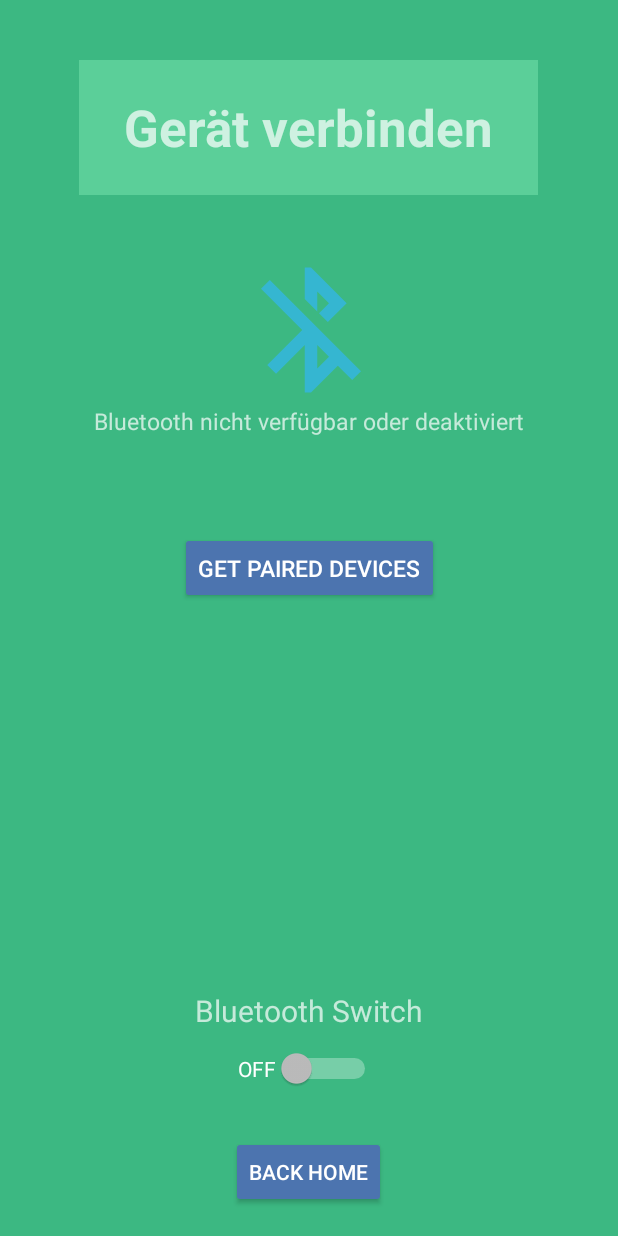
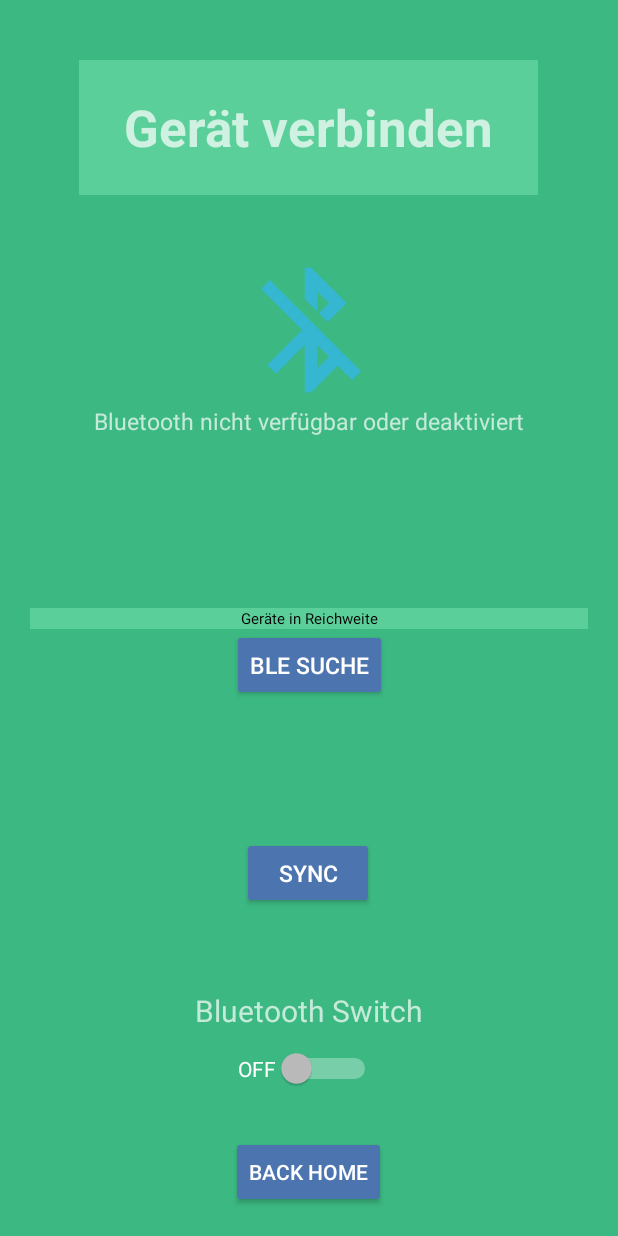
Before and after one commit to KathrinKollegger/Gluko-Smart-App, an Android app: the GereateKoppeln screen opened directly, with no data from a screen before it, on a phone screen of 412 x 824 dp. Run offline under Robolectric (Android 15) with nearby library versions, the phone set to English and light mode, and no system bars.

Commit message:
BLE Gerätescan

```diff
--- a/app/src/main/java/com/example/gluko_smart/GereateKoppeln.java
+++ b/app/src/main/java/com/example/gluko_smart/GereateKoppeln.java
@@ -1,33 +1,81 @@
 package com.example.gluko_smart;
 
 import android.Manifest;
+import android.annotation.SuppressLint;
 import android.app.Activity;
 import android.bluetooth.BluetoothAdapter;
+import android.bluetooth.BluetoothDevice;
+import android.bluetooth.le.BluetoothLeAdvertiser;
+import android.bluetooth.le.BluetoothLeScanner;
+import android.bluetooth.le.ScanCallback;
+import android.bluetooth.le.ScanResult;
 import android.content.Intent;
 import android.content.pm.PackageManager;
+import android.os.AsyncTask;
 import android.os.Bundle;
+import android.os.Handler;
+import android.text.method.ScrollingMovementMethod;
+import android.util.Log;
 import android.view.View;
 import android.widget.Button;
 import android.widget.CompoundButton;
 import android.widget.ImageView;
+import android.widget.ProgressBar;
 import android.widget.Switch;
 import android.widget.TextView;
 import android.widget.Toast;
 
 import androidx.core.app.ActivityCompat;
 import androidx.core.content.ContextCompat;
+import androidx.loader.content.AsyncTaskLoader;
+
+import java.util.HashMap;
+import java.util.Map;
+import java.util.Set;
 
 public class GereateKoppeln extends Activity {
 
+    //Global Variables
+    private static final String TAG = "BLE_Connection";
+
     private static final int REQUEST_ENABLE_BT = 0;
     private static final int REQUEST_DISCOVER_BT = 1;
+    private static final int REQUEST_SCAN_BT = 2;
+    private static final int REQUEST_LOCATION =3;
+    private static final long INTERVAL = 5000;
 
-    Button button_homeKoppeln, button_getDevices;
+    //Views UI
+    Button button_homeKoppeln, button_getDevices, button_btSync;
     Switch switch_Bt;
     ImageView img_BtIcon;
     TextView tv_pairedDev, tv_BtStatus;
+    ProgressBar pb_BleScan;
 
-    BluetoothAdapter mBtAdapter;
+    private BluetoothAdapter mBtAdapter;
+    private BluetoothLeScanner bleScanner;
+    private Handler handler = new Handler();
+
+    private int deviceCounter = 1;
+    private Map<Integer, String> devicesDescription = new HashMap<>();
+    private Map<Integer, BluetoothDevice> devices = new HashMap<>();
+
+    private ScanCallback bleScanCallback = new ScanCallback() {
+        @Override
+        public void onScanResult(int callbackType, ScanResult result) {
+            BluetoothDevice device = result.getDevice();
+
+
+            if (ActivityCompat.checkSelfPermission(GereateKoppeln.this, Manifest.permission.BLUETOOTH_CONNECT) != PackageManager.PERMISSION_GRANTED) {
+                requestPermissions(new String[]{Manifest.permission.BLUETOOTH_CONNECT}, REQUEST_ENABLE_BT);
+                return;
+            }
+            String text = String.format("%d - %s, %s\r\n", deviceCounter, device.getName(), device.getAddress());
+            tv_pairedDev.setText(tv_pairedDev.getText().toString().concat(text));
+
+            devices.put(deviceCounter, device);
+            deviceCounter++;
+        }
+    };
 
     @Override
     protected void onCreate(Bundle savedInstanceState) {
@@ -36,20 +84,33 @@ public class GereateKoppeln extends Activity {
 
         button_homeKoppeln = (Button) findViewById(R.id.button_homeKoppeln);
         button_getDevices = (Button) findViewById(R.id.button_getBtDevices);
+        button_btSync = (Button) findViewById(R.id.button_sync);
         switch_Bt = (Switch) findViewById(R.id.switch_BT);
         img_BtIcon = (ImageView) findViewById(R.id.iv_bluetooth);
         tv_pairedDev = (TextView) findViewById(R.id.tv_pairedDevsTV);
         tv_BtStatus = (TextView) findViewById(R.id.tv_statusBluetooth);
+        pb_BleScan = (ProgressBar) findViewById(R.id.progressBarBLEscan);
 
         //BTadapter of Smartphone
         mBtAdapter = BluetoothAdapter.getDefaultAdapter();
+        bleScanner = mBtAdapter.getBluetoothLeScanner();
+
+        tv_pairedDev.setMovementMethod(new ScrollingMovementMethod());
+
+        //Permission Management ala https://draeger-it.blog/android-app-programmierung-bluetooth-low-energy-connection-ble/
+
+        if (!hasRequiredPermissions()) {
+            ActivityCompat.requestPermissions(this, new String[]{Manifest.permission.BLUETOOTH}, PackageManager.PERMISSION_GRANTED);
+            ActivityCompat.requestPermissions(this, new String[]{Manifest.permission.BLUETOOTH_ADMIN}, PackageManager.PERMISSION_GRANTED);
+            ActivityCompat.requestPermissions(this, new String[]{Manifest.permission.ACCESS_COARSE_LOCATION}, PackageManager.PERMISSION_GRANTED);
+        }
+
 
         //check if bt is available or not and update status
-       if(bluetoothCheck(mBtAdapter)==true) {
+        if (bluetoothCheck(mBtAdapter) == true) {
             switch_Bt.setChecked(true);
             switch_Bt.setText("ON");
-       }
-       else {
+        } else {
             switch_Bt.setText("OFF");
         }
 
@@ -77,31 +138,88 @@ public class GereateKoppeln extends Activity {
                         Toast.makeText(GereateKoppeln.this, "Bluetooth wurde aktiviert", Toast.LENGTH_SHORT).show();
                         bluetoothCheck(mBtAdapter);
                     }
-                }
-                else {
+                } else {
                     Toast.makeText(GereateKoppeln.this, "Bluetooth wurde deaktiviert!", Toast.LENGTH_SHORT).show();
                     switch_Bt.setText("OFF");
                     mBtAdapter.disable();
                     img_BtIcon.setImageResource(R.drawable.ic_action_off);
                     tv_BtStatus.setText("Bluetooth nicht verfügbar oder deaktiviert");
-
-
                 }
             }
         });
-
-        ;
 
         button_getDevices.setOnClickListener(new View.OnClickListener() {
             @Override
             public void onClick(View v) {
 
+                if (mBtAdapter.isEnabled()) {
+                    //               tv_pairedDev.setText("Paired Devices");
+                    if (ActivityCompat.checkSelfPermission(GereateKoppeln.this, Manifest.permission.BLUETOOTH_CONNECT) == PackageManager.PERMISSION_GRANTED
+                        && ActivityCompat.checkSelfPermission(GereateKoppeln.this,Manifest.permission.ACCESS_FINE_LOCATION) != PackageManager.PERMISSION_GRANTED) {
+                        requestPermissions(new String[]{Manifest.permission.ACCESS_FINE_LOCATION},REQUEST_LOCATION);
+
+                        return;
+                    } else {
+                        resetFoundDevices();
+                        Log.i(TAG, "suche nach BLE Devices > beginn");
+                        button_getDevices.setEnabled(false);
+                        pb_BleScan.setVisibility(View.VISIBLE);
+
+
+                        AsyncTask.execute(new Runnable() {
+                            @Override
+                            public void run() {
+                                if (ActivityCompat.checkSelfPermission(GereateKoppeln.this, Manifest.permission.BLUETOOTH_SCAN) != PackageManager.PERMISSION_GRANTED) {
+                                    requestPermissions(new String[]{Manifest.permission.BLUETOOTH_SCAN},REQUEST_SCAN_BT);
+
+
+                                    return;
+                                }
+                                bleScanner.startScan(bleScanCallback);
                             }
                         });
 
+                        handler.postDelayed(new Runnable() {
+                            @Override
+                            public void run() {
+                                Log.i(TAG,"Suche nach BLE Devices > ende");
+                                button_getDevices.setEnabled(true);
+                                AsyncTask.execute(new Runnable() {
+                                    @SuppressLint("MissingPermission")
+                                    @Override
+                                    public void run() {
+                                        bleScanner.stopScan(bleScanCallback);
+                                    }
+                                });
+                            }
+                        }, INTERVAL);
 
 
+          /*             Set<BluetoothDevice> devices = mBtAdapter.getBondedDevices();
+                        for (BluetoothDevice device: devices) {
+                            tv_pairedDev.append ("\nDevice"+device.getName()+ "," + device);
+          */              }
+                    }else {
+                    //bluetooth is off
+                    Toast.makeText(GereateKoppeln.this, "Turn on Bluetooth first", Toast.LENGTH_SHORT).show();
+                }
+                }
+        });
 
+        button_btSync.setOnClickListener(new View.OnClickListener() {
+            @Override
+            public void onClick(View v) {
+                if (ActivityCompat.checkSelfPermission(GereateKoppeln.this, Manifest.permission.BLUETOOTH_SCAN) != PackageManager.PERMISSION_GRANTED) {
+                    requestPermissions(new String[]{Manifest.permission.BLUETOOTH_SCAN}, REQUEST_DISCOVER_BT);
+                    return;
+                }
+                if (!mBtAdapter.isDiscovering()) {
+                    Toast.makeText(GereateKoppeln.this, "Starting to sync", Toast.LENGTH_SHORT).show();
+                    Intent intent = new Intent(BluetoothAdapter.ACTION_REQUEST_DISCOVERABLE);
+                    startActivityForResult(intent, REQUEST_DISCOVER_BT);
+                }
+            }
+        });
 
         button_homeKoppeln.setOnClickListener(new View.OnClickListener() {
             @Override
@@ -111,7 +229,6 @@ public class GereateKoppeln extends Activity {
             }
         });
 }
-
     @Override
     protected void onActivityResult(int requestCode, int resultCode, Intent data) {
         switch (requestCode) {
@@ -128,8 +245,26 @@ public class GereateKoppeln extends Activity {
                 }
                 break;
         }
+        super.onActivityResult(requestCode, resultCode, data);
+    }
 
-        super.onActivityResult(requestCode, resultCode, data);
+    private boolean hasRequiredPermissions() {
+        boolean hasBluetoothPermission = hasPermission(Manifest.permission.BLUETOOTH);
+        boolean hasBluetoothAdminPermission = hasPermission(Manifest.permission.BLUETOOTH_ADMIN);
+        boolean hasLocationPermission = hasPermission(Manifest.permission.ACCESS_COARSE_LOCATION);
+
+        return hasBluetoothPermission && hasBluetoothAdminPermission && hasLocationPermission;
+    }
+
+    private void resetFoundDevices() {
+        tv_pairedDev.setText("");
+        devices.clear();
+        deviceCounter = 0;
+    }
+
+
+    private boolean hasPermission(String permission){
+        return ActivityCompat.checkSelfPermission(this, permission) == PackageManager.PERMISSION_GRANTED;
     }
 
     public boolean bluetoothCheck (BluetoothAdapter mBtAdapter){
--- a/app/src/main/res/layout/activity_gereatekoppeln.xml
+++ b/app/src/main/res/layout/activity_gereatekoppeln.xml
@@ -51,24 +51,45 @@
         android:id="@+id/button_getBtDevices"
         android:layout_width="wrap_content"
         android:layout_height="wrap_content"
-        android:text="Get Paired Devices"
+        android:text="BLE Suche"
         android:textSize="15dp"
         android:backgroundTint="@color/buttonBlue"
-        app:layout_constraintBottom_toTopOf="@+id/tv_pairedDevsTV"
+        app:layout_constraintTop_toBottomOf="@+id/tv_pairedDevsTV"
         app:layout_constraintEnd_toEndOf="parent"
         app:layout_constraintStart_toStartOf="parent" />
 
     <!--Displays Connected Device-->
-    <TextView
+    <Button
+        android:id="@+id/button_sync"
+        android:layout_width="wrap_content"
+        android:layout_height="wrap_content"
+        android:backgroundTint="@color/buttonBlue"
+        android:text="Sync"
+        android:textSize="15dp"
+        app:layout_constraintBottom_toTopOf="@+id/textView3"
+        app:layout_constraintEnd_toEndOf="parent"
+        app:layout_constraintHorizontal_bias="0.498"
+        app:layout_constraintStart_toStartOf="parent"
+        app:layout_constraintTop_toBottomOf="@+id/tv_pairedDevsTV"
+        app:layout_constraintVertical_bias="0.721" />
+
+
+        <TextView
         android:id="@+id/tv_pairedDevsTV"
         android:layout_width="match_parent"
         android:layout_marginLeft="20dp"
         android:layout_marginRight="20dp"
         android:layout_height="wrap_content"
-        android:text=""
-        android:textColor="@color/white"
+        android:text="Geräte in Reichweite"
+        android:textAppearance="@style/GrayText"
+        android:textAlignment="center"
+        android:background="@color/TvBackgroundLightgreen"
         app:layout_constraintBottom_toBottomOf="parent"
-        app:layout_constraintTop_toTopOf="parent" />
+        app:layout_constraintTop_toTopOf="parent"
+        android:maxHeight="150dp"
+        android:scrollbars="vertical"/>
+
+
 
     <TextView
         android:id="@+id/textView3"
@@ -110,5 +131,17 @@
         app:layout_constraintTop_toTopOf="parent"
         app:layout_constraintVertical_bias="0.976" />
 
+    <ProgressBar
+        android:id="@+id/progressBarBLEscan"
+        style="?android:attr/progressBarStyle"
+        android:layout_width="wrap_content"
+        android:layout_height="wrap_content"
+        app:layout_constraintBottom_toBottomOf="parent"
+        app:layout_constraintEnd_toStartOf="@+id/iv_bluetooth"
+        app:layout_constraintStart_toStartOf="parent"
+        app:layout_constraintTop_toTopOf="parent"
+        app:layout_constraintVertical_bias="0.284"
+        android:visibility="invisible"/>
+
 
 </androidx.constraintlayout.widget.ConstraintLayout>
--- a/app/src/main/res/values/colors.xml
+++ b/app/src/main/res/values/colors.xml
@@ -1,10 +1,13 @@
 <?xml version="1.0" encoding="utf-8"?>
 <resources>
     <color name="black">#FF000000</color>
+    <color name="white">#000</color>
+    <color name="gray">#2C2C2C</color>
+    <color name="red">#852B2B</color>
     <color name="backgroundGreen">#3CB882</color>
     <color name="TvBackgroundLightgreen">#5BCF99</color>
     <color name="buttonBlue">#4C74AF</color>
-    <color name="white">#000</color>
+
 
     <!--Switch Color-->
 
```
Also changed, not shown: app/src/main/AndroidManifest.xml (+7 -1 lines). Lines whose indentation alone changed are shown as unchanged.
